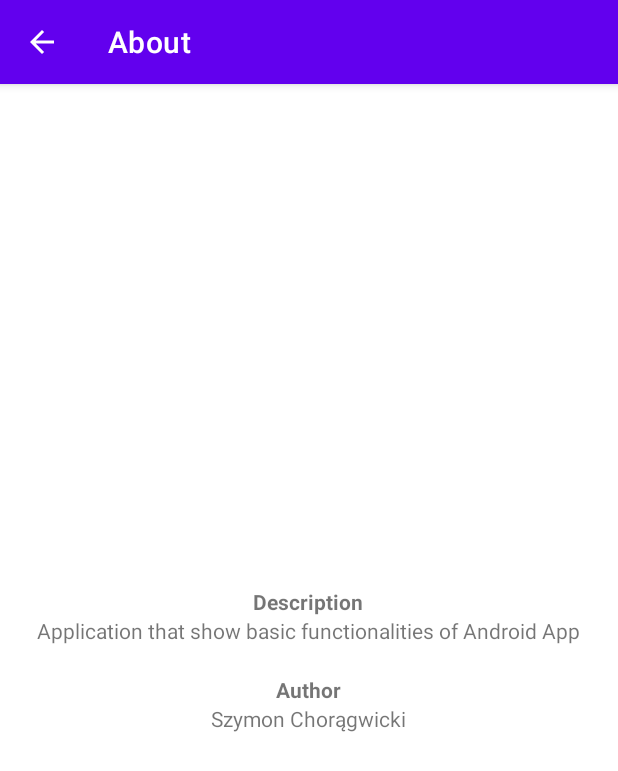
After one commit to Sxymi/AndroidBasics, an Android app: the AboutActivity screen opened directly, with no data from a screen before it, on a phone screen of 412 x 824 dp. The commit adds this screen. Shown: the top 771 px of the screen. Run offline under Robolectric (Android 15) with nearby library versions, the phone set to English and light mode, and no system bars.

Commit message:
About activity and classes organization

```diff
--- a/app/src/main/java/org/sxymi/androidbasics/BaseActivity.java
+++ b/app/src/main/java/org/sxymi/androidbasics/activities/BaseActivity.java
@@ -1,4 +1,4 @@
-package org.sxymi.androidbasics;
+package org.sxymi.androidbasics.activities;
 
 import android.os.Bundle;
 
--- /dev/null
+++ b/app/src/main/java/org/sxymi/androidbasics/activities/start/AboutActivity.java
@@ -0,0 +1,22 @@
+package org.sxymi.androidbasics.activities.start;
+
+import org.sxymi.androidbasics.R;
+import org.sxymi.androidbasics.activities.BaseActivity;
+
+public class AboutActivity extends BaseActivity {
+
+    @Override
+    protected int getLayout() {
+        return R.layout.activity_about;
+    }
+
+    @Override
+    protected void initializeControls() {
+
+    }
+
+    @Override
+    protected void handleControls() {
+
+    }
+}
--- /dev/null
+++ b/app/src/main/res/layout/activity_about.xml
@@ -0,0 +1,49 @@
+<?xml version="1.0" encoding="utf-8"?>
+<RelativeLayout xmlns:android="http://schemas.android.com/apk/res/android"
+    xmlns:tools="http://schemas.android.com/tools"
+    android:layout_width="match_parent"
+    android:layout_height="match_parent"
+    tools:context=".activities.start.AboutActivity">
+
+    <RelativeLayout
+        android:layout_width="wrap_content"
+        android:layout_height="wrap_content"
+        android:layout_centerInParent="true">
+
+        <TextView
+            android:id="@+id/text_about_description_label"
+            android:layout_width="wrap_content"
+            android:layout_height="wrap_content"
+            android:layout_alignParentTop="true"
+            android:layout_centerHorizontal="true"
+            android:text="@string/text_about_description_label"
+            android:textStyle="bold" />
+
+        <TextView
+            android:id="@+id/text_about_description"
+            android:layout_width="wrap_content"
+            android:layout_height="wrap_content"
+            android:layout_below="@id/text_about_description_label"
+            android:layout_centerHorizontal="true"
+            android:text="@string/text_about_description" />
+
+        <TextView
+            android:id="@+id/text_about_author_label"
+            android:layout_width="wrap_content"
+            android:layout_height="wrap_content"
+            android:layout_below="@id/text_about_description"
+            android:layout_centerHorizontal="true"
+            android:layout_marginTop="20dp"
+            android:text="@string/text_about_author_label"
+            android:textStyle="bold" />
+
+        <TextView
+            android:id="@+id/text_about_author"
+            android:layout_width="wrap_content"
+            android:layout_height="wrap_content"
+            android:layout_below="@id/text_about_author_label"
+            android:layout_centerHorizontal="true"
+            android:text="@string/text_about_author" />
+    </RelativeLayout>
+
+</RelativeLayout>
--- a/app/src/main/res/values/strings.xml
+++ b/app/src/main/res/values/strings.xml
@@ -1,8 +1,18 @@
 <resources>
     <string name="app_name">AndroidBasics</string>
+
+    <!-- Activities -->
+    <string name="label_activity_list">Activity list</string>
+    <string name="label_activity_about">About</string>
 
     <!-- Start -->
     <string name="button_start_list">Activity list</string>
     <string name="button_start_about">About</string>
     <string name="button_start_exit">Exit</string>
+
+    <!-- About -->
+    <string name="text_about_description_label">Description</string>
+    <string name="text_about_description">Application that show basic functionalities of Android App</string>
+    <string name="text_about_author_label">Author</string>
+    <string name="text_about_author">Szymon Chorągwicki</string>
 </resources>
```
Also changed, not shown: app/src/main/AndroidManifest.xml (+19 -1 lines), app/src/main/java/org/sxymi/androidbasics/StartActivity.java (deleted, +0 -23 lines), app/src/main/java/org/sxymi/androidbasics/activities/start/ListActivity.java (added, +22 -0 lines), app/src/main/java/org/sxymi/androidbasics/activities/start/StartActivity.java (added, +53 -0 lines), app/src/main/java/org/sxymi/androidbasics/classes/Functions.java (added, +15 -0 lines), app/src/main/res/layout/activity_list.xml (added, +8 -0 lines), app/src/main/res/layout/activity_start.xml (+7 -7 lines).
